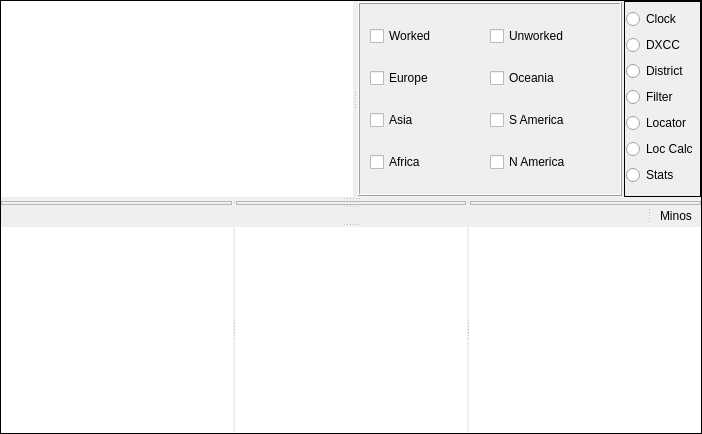
Old version of the form mqt/MqtLogger/tsinglelogframe.ui in the repository zsteva/backup-minos2.
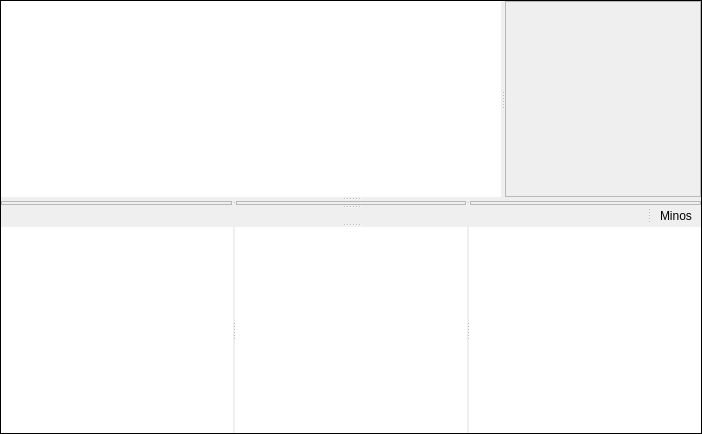
New version of the form. The open tabs and pages were chosen to show the change. Custom widgets are drawn as their Qt base class.

Commit message: Separate out all the info in stacked widgets to its own module

The edit to the form file:
```diff
--- a/mqt/MqtLogger/tsinglelogframe.ui
+++ b/mqt/MqtLogger/tsinglelogframe.ui
@@ -89,475 +89,13 @@
          <bool>false</bool>
         </attribute>
        </widget>
-       <widget class="QWidget" name="layoutWidget">
-        <layout class="QHBoxLayout" name="horizontalLayout_6">
-         <property name="spacing">
-          <number>1</number>
-         </property>
-         <item>
-          <widget class="QFrame" name="MultDisp">
-           <layout class="QHBoxLayout" name="horizontalLayout">
-            <property name="spacing">
-             <number>1</number>
-            </property>
-            <property name="leftMargin">
-             <number>1</number>
-            </property>
-            <property name="topMargin">
-             <number>1</number>
-            </property>
-            <property name="rightMargin">
-             <number>1</number>
-            </property>
-            <property name="bottomMargin">
-             <number>1</number>
-            </property>
-            <item>
-             <widget class="QStackedWidget" name="StackedMults">
-              <property name="frameShape">
-               <enum>QFrame::NoFrame</enum>
-              </property>
-              <property name="currentIndex">
-               <number>6</number>
-              </property>
-              <widget class="QWidget" name="DXCCPage">
-               <layout class="QVBoxLayout" name="verticalLayout_8">
-                <property name="spacing">
-                 <number>0</number>
-                </property>
-                <property name="leftMargin">
-                 <number>0</number>
-                </property>
-                <property name="topMargin">
-                 <number>0</number>
-                </property>
-                <property name="rightMargin">
-                 <number>0</number>
-                </property>
-                <property name="bottomMargin">
-                 <number>0</number>
-                </property>
-                <item>
-                 <widget class="DXCCFrame" name="dxccFrame">
-                  <property name="frameShape">
-                   <enum>QFrame::NoFrame</enum>
-                  </property>
-                  <property name="frameShadow">
-                   <enum>QFrame::Raised</enum>
-                  </property>
-                 </widget>
-                </item>
-               </layout>
-              </widget>
-              <widget class="QWidget" name="FilterPage">
-               <layout class="QVBoxLayout" name="verticalLayout_3">
-                <property name="spacing">
-                 <number>0</number>
-                </property>
-                <property name="leftMargin">
-                 <number>0</number>
-                </property>
-                <property name="topMargin">
-                 <number>0</number>
-                </property>
-                <property name="rightMargin">
-                 <number>0</number>
-                </property>
-                <property name="bottomMargin">
-                 <number>0</number>
-                </property>
-                <item>
-                 <widget class="QFrame" name="MultFilters">
-                  <property name="sizePolicy">
-                   <sizepolicy hsizetype="MinimumExpanding" vsizetype="MinimumExpanding">
-                    <horstretch>0</horstretch>
-                    <verstretch>0</verstretch>
-                   </sizepolicy>
-                  </property>
-                  <property name="frameShape">
-                   <enum>QFrame::Box</enum>
-                  </property>
-                  <property name="frameShadow">
-                   <enum>QFrame::Raised</enum>
-                  </property>
-                  <layout class="QHBoxLayout" name="horizontalLayout_7">
-                   <property name="spacing">
-                    <number>0</number>
-                   </property>
-                   <property name="leftMargin">
-                    <number>0</number>
-                   </property>
-                   <property name="topMargin">
-                    <number>0</number>
-                   </property>
-                   <property name="rightMargin">
-                    <number>0</number>
-                   </property>
-                   <property name="bottomMargin">
-                    <number>0</number>
-                   </property>
-                   <item>
-                    <layout class="QVBoxLayout" name="verticalLayout_6">
-                     <property name="spacing">
-                      <number>0</number>
-                     </property>
-                     <property name="leftMargin">
-                      <number>10</number>
-                     </property>
-                     <property name="rightMargin">
-                      <number>10</number>
-                     </property>
-                     <item>
-                      <layout class="QHBoxLayout" name="horizontalLayout_2">
-                       <property name="spacing">
-                        <number>0</number>
-                       </property>
-                       <item>
-                        <widget class="QCheckBox" name="WorkedCB">
-                         <property name="focusPolicy">
-                          <enum>Qt::NoFocus</enum>
-                         </property>
-                         <property name="text">
-                          <string>Worked</string>
-                         </property>
-                        </widget>
-                       </item>
-                       <item>
-                        <widget class="QCheckBox" name="UnworkedCB">
-                         <property name="focusPolicy">
-                          <enum>Qt::NoFocus</enum>
-                         </property>
-                         <property name="text">
-                          <string>Unworked</string>
-                         </property>
-                        </widget>
-                       </item>
-                      </layout>
-                     </item>
-                     <item>
-                      <layout class="QHBoxLayout" name="horizontalLayout_3">
-                       <property name="spacing">
-                        <number>0</number>
-                       </property>
-                       <item>
-                        <widget class="QCheckBox" name="ContEU">
-                         <property name="focusPolicy">
-                          <enum>Qt::NoFocus</enum>
-                         </property>
-                         <property name="text">
-                          <string>Europe</string>
-                         </property>
-                        </widget>
-                       </item>
-                       <item>
-                        <widget class="QCheckBox" name="ContOC">
-                         <property name="focusPolicy">
-                          <enum>Qt::NoFocus</enum>
-                         </property>
-                         <property name="text">
-                          <string>Oceania</string>
-                         </property>
-                        </widget>
-                       </item>
-                      </layout>
-                     </item>
-                     <item>
-                      <layout class="QHBoxLayout" name="horizontalLayout_4">
-                       <property name="spacing">
-                        <number>0</number>
-                       </property>
-                       <item>
-                        <widget class="QCheckBox" name="ContAS">
-                         <property name="focusPolicy">
-                          <enum>Qt::NoFocus</enum>
-                         </property>
-                         <property name="text">
-                          <string>Asia</string>
-                         </property>
-                        </widget>
-                       </item>
-                       <item>
-                        <widget class="QCheckBox" name="ContSA">
-                         <property name="focusPolicy">
-                          <enum>Qt::NoFocus</enum>
-                         </property>
-                         <property name="text">
-                          <string>S America</string>
-                         </property>
-                        </widget>
-                       </item>
-                      </layout>
-                     </item>
-                     <item>
-                      <layout class="QHBoxLayout" name="horizontalLayout_5">
-                       <property name="spacing">
-                        <number>0</number>
-                       </property>
-                       <item>
-                        <widget class="QCheckBox" name="ContAF">
-                         <property name="focusPolicy">
-                          <enum>Qt::NoFocus</enum>
-                         </property>
-                         <property name="text">
-                          <string>Africa</string>
-                         </property>
-                        </widget>
-                       </item>
-                       <item>
-                        <widget class="QCheckBox" name="ContNA">
-                         <property name="focusPolicy">
-                          <enum>Qt::NoFocus</enum>
-                         </property>
-                         <property name="text">
-                          <string>N America</string>
-                         </property>
-                        </widget>
-                       </item>
-                      </layout>
-                     </item>
-                    </layout>
-                   </item>
-                  </layout>
-                 </widget>
-                </item>
-               </layout>
-              </widget>
-              <widget class="QWidget" name="DistrictPage">
-               <layout class="QVBoxLayout" name="verticalLayout_9">
-                <property name="spacing">
-                 <number>0</number>
-                </property>
-                <property name="leftMargin">
-                 <number>0</number>
-                </property>
-                <property name="topMargin">
-                 <number>0</number>
-                </property>
-                <property name="rightMargin">
-                 <number>0</number>
-                </property>
-                <property name="bottomMargin">
-                 <number>0</number>
-                </property>
-                <item>
-                 <widget class="DistrictFrame" name="districtFrame">
-                  <property name="frameShape">
-                   <enum>QFrame::NoFrame</enum>
-                  </property>
-                  <property name="frameShadow">
-                   <enum>QFrame::Raised</enum>
-                  </property>
-                 </widget>
-                </item>
-               </layout>
-              </widget>
-              <widget class="QWidget" name="LocatorPage">
-               <layout class="QVBoxLayout" name="verticalLayout_10">
-                <property name="spacing">
-                 <number>0</number>
-                </property>
-                <property name="leftMargin">
-                 <number>0</number>
-                </property>
-                <property name="topMargin">
-                 <number>0</number>
-                </property>
-                <property name="rightMargin">
-                 <number>0</number>
-                </property>
-                <property name="bottomMargin">
-                 <number>0</number>
-                </property>
-                <item>
-                 <widget class="LocFrame" name="locFrame">
-                  <property name="frameShape">
-                   <enum>QFrame::NoFrame</enum>
-                  </property>
-                  <property name="frameShadow">
-                   <enum>QFrame::Raised</enum>
-                  </property>
-                 </widget>
-                </item>
-               </layout>
-              </widget>
-              <widget class="QWidget" name="StatsPage">
-               <layout class="QVBoxLayout" name="verticalLayout_7">
-                <property name="spacing">
-                 <number>0</number>
-                </property>
-                <property name="leftMargin">
-                 <number>0</number>
-                </property>
-                <property name="topMargin">
-                 <number>0</number>
-                </property>
-                <property name="rightMargin">
-                 <number>0</number>
-                </property>
-                <property name="bottomMargin">
-                 <number>0</number>
-                </property>
-                <item>
-                 <widget class="TStatsDispFrame" name="StatsFrame">
-                  <property name="frameShape">
-                   <enum>QFrame::NoFrame</enum>
-                  </property>
-                  <property name="frameShadow">
-                   <enum>QFrame::Raised</enum>
-                  </property>
-                 </widget>
-                </item>
-               </layout>
-              </widget>
-              <widget class="QWidget" name="ClockPage">
-               <layout class="QVBoxLayout" name="verticalLayout_11">
-                <item>
-                 <widget class="TClockFrame" name="clockFrame">
-                  <property name="frameShape">
-                   <enum>QFrame::NoFrame</enum>
-                  </property>
-                  <property name="frameShadow">
-                   <enum>QFrame::Plain</enum>
-                  </property>
-                 </widget>
-                </item>
-               </layout>
-              </widget>
-              <widget class="QWidget" name="LocCalcPage">
-               <layout class="QVBoxLayout" name="verticalLayout_4">
-                <item>
-                 <widget class="LocCalcFrame" name="locCalcFrame">
-                  <property name="frameShape">
-                   <enum>QFrame::StyledPanel</enum>
-                  </property>
-                  <property name="frameShadow">
-                   <enum>QFrame::Raised</enum>
-                  </property>
-                 </widget>
-                </item>
-               </layout>
-              </widget>
-             </widget>
-            </item>
-           </layout>
-          </widget>
-         </item>
-         <item>
-          <widget class="QFrame" name="frame">
-           <property name="frameShape">
-            <enum>QFrame::Box</enum>
-           </property>
-           <property name="frameShadow">
-            <enum>QFrame::Plain</enum>
-           </property>
-           <layout class="QVBoxLayout" name="verticalLayout">
-            <property name="spacing">
-             <number>0</number>
-            </property>
-            <property name="leftMargin">
-             <number>1</number>
-            </property>
-            <property name="topMargin">
-             <number>1</number>
-            </property>
-            <property name="rightMargin">
-             <number>2</number>
-            </property>
-            <property name="bottomMargin">
-             <number>1</number>
-            </property>
-            <item>
-             <widget class="QRadioButton" name="ClockButton">
-              <property name="focusPolicy">
-               <enum>Qt::NoFocus</enum>
-              </property>
-              <property name="text">
-               <string>Clock</string>
-              </property>
-              <attribute name="buttonGroup">
-               <string notr="true">buttonGroup</string>
-              </attribute>
-             </widget>
-            </item>
-            <item>
-             <widget class="QRadioButton" name="DXCCButton">
-              <property name="focusPolicy">
-               <enum>Qt::NoFocus</enum>
-              </property>
-              <property name="text">
-               <string>DXCC</string>
-              </property>
-              <attribute name="buttonGroup">
-               <string notr="true">buttonGroup</string>
-              </attribute>
-             </widget>
-            </item>
-            <item>
-             <widget class="QRadioButton" name="DistrictButton">
-              <property name="focusPolicy">
-               <enum>Qt::NoFocus</enum>
-              </property>
-              <property name="text">
-               <string>District</string>
-              </property>
-              <attribute name="buttonGroup">
-               <string notr="true">buttonGroup</string>
-              </attribute>
-             </widget>
-            </item>
-            <item>
-             <widget class="QRadioButton" name="FilterButton">
-              <property name="focusPolicy">
-               <enum>Qt::NoFocus</enum>
-              </property>
-              <property name="text">
-               <string>Filter</string>
-              </property>
-              <attribute name="buttonGroup">
-               <string notr="true">buttonGroup</string>
-              </attribute>
-             </widget>
-            </item>
-            <item>
-             <widget class="QRadioButton" name="LocatorButton">
-              <property name="focusPolicy">
-               <enum>Qt::NoFocus</enum>
-              </property>
-              <property name="text">
-               <string>Locator</string>
-              </property>
-              <attribute name="buttonGroup">
-               <string notr="true">buttonGroup</string>
-              </attribute>
-             </widget>
-            </item>
-            <item>
-             <widget class="QRadioButton" name="locCalcButton">
-              <property name="focusPolicy">
-               <enum>Qt::NoFocus</enum>
-              </property>
-              <property name="text">
-               <string>Loc Calc</string>
-              </property>
-              <attribute name="buttonGroup">
-               <string notr="true">buttonGroup</string>
-              </attribute>
-             </widget>
-            </item>
-            <item>
-             <widget class="QRadioButton" name="StatsButton">
-              <property name="text">
-               <string>Stats</string>
-              </property>
-              <attribute name="buttonGroup">
-               <string notr="true">buttonGroup</string>
-              </attribute>
-             </widget>
-            </item>
-           </layout>
-          </widget>
-         </item>
-        </layout>
+       <widget class="StackedInfoFrame" name="stackedInfoFrame">
+        <property name="frameShape">
+         <enum>QFrame::StyledPanel</enum>
+        </property>
+        <property name="frameShadow">
+         <enum>QFrame::Raised</enum>
+        </property>
        </widget>
       </widget>
       <widget class="MinosSplitter" name="Controlsplitter">
@@ -825,36 +363,6 @@
    <header>minossplitter.h</header>
    <container>1</container>
   </customwidget>
-  <customwidget>
-   <class>TStatsDispFrame</class>
-   <extends>QFrame</extends>
-   <header>tstatsdispframe.h</header>
-   <container>1</container>
-  </customwidget>
-  <customwidget>
-   <class>DXCCFrame</class>
-   <extends>QFrame</extends>
-   <header>dxccframe.h</header>
-   <container>1</container>
-  </customwidget>
-  <customwidget>
-   <class>DistrictFrame</class>
-   <extends>QFrame</extends>
-   <header>districtframe.h</header>
-   <container>1</container>
-  </customwidget>
-  <customwidget>
-   <class>LocFrame</class>
-   <extends>QFrame</extends>
-   <header>locframe.h</header>
-   <container>1</container>
-  </customwidget>
-  <customwidget>
-   <class>TClockFrame</class>
-   <extends>QFrame</extends>
-   <header>TClockFrame.h</header>
-   <container>1</container>
-  </customwidget>
   <customwidget>
    <class>RigControlFrame</class>
    <extends>QFrame</extends>
@@ -874,16 +382,12 @@
    <container>1</container>
   </customwidget>
   <customwidget>
-   <class>LocCalcFrame</class>
+   <class>StackedInfoFrame</class>
    <extends>QFrame</extends>
-   <header location="global">LocCalcFrame.h</header>
+   <header>StackedInfoFrame.h</header>
    <container>1</container>
   </customwidget>
  </customwidgets>
- <tabstops>
-  <tabstop>StatsButton</tabstop>
-  <tabstop>locCalcButton</tabstop>
- </tabstops>
  <resources/>
  <connections/>
  <buttongroups>
```
The commit also changes 8 other files.
